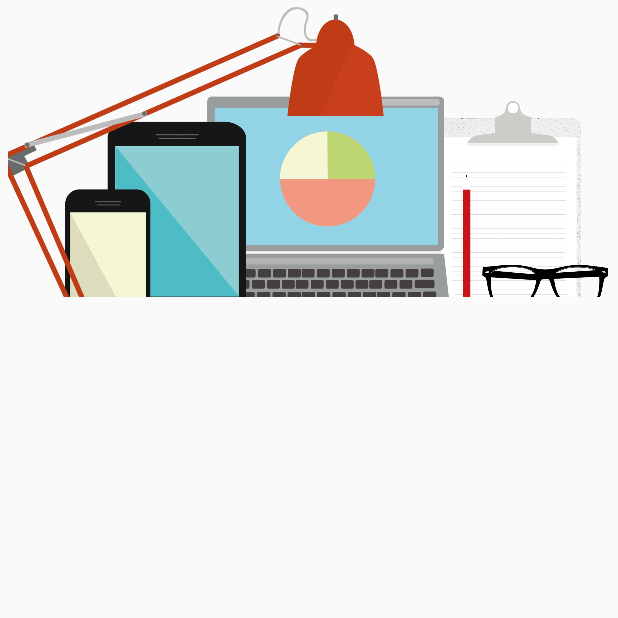
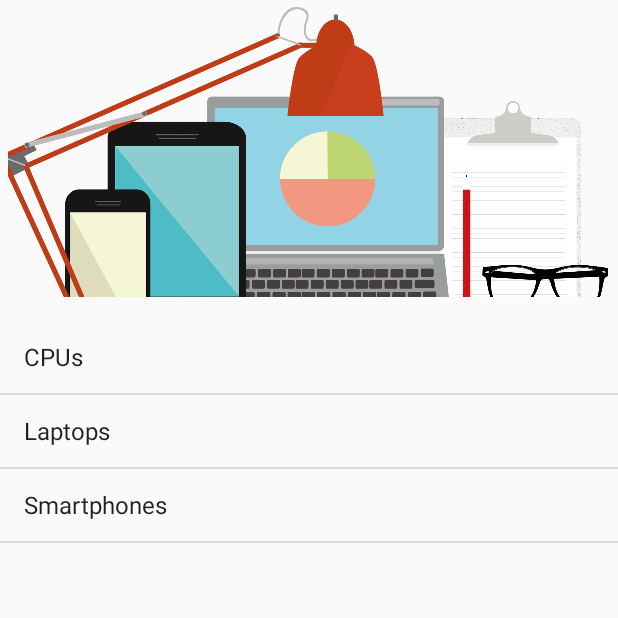
Before and after one commit to alebra42/gadget-list, an Android app: the screen it shows after launch (MainActivity), on a phone screen of 412 x 824 dp, the top half of it. Run offline under Robolectric (Android 15) with nearby library versions, the phone set to English and light mode, and no system bars; our stand-ins replace Picasso.

Commit message:
Added categories for main list

```diff
--- a/app/src/main/res/layout/activity_main.xml
+++ b/app/src/main/res/layout/activity_main.xml
@@ -29,6 +29,7 @@
         android:layout_width="0dp"
         android:layout_height="0dp"
         android:layout_marginTop="8dp"
+        android:entries="@array/gadget_categories"
         app:layout_constraintBottom_toBottomOf="parent"
         app:layout_constraintEnd_toEndOf="parent"
         app:layout_constraintStart_toStartOf="parent"
--- a/app/src/main/res/values/strings.xml
+++ b/app/src/main/res/values/strings.xml
@@ -1,4 +1,13 @@
 <resources>
     <string name="app_name">Gadget List</string>
     <string name="logo_description">Gadget list logo</string>
+    <string name="cpus">CPUs</string>
+    <string name="laptops">Laptops</string>
+    <string name="smartphones">Smartphones</string>
+
+    <string-array name="gadget_categories">
+        <item>@string/cpus</item>
+        <item>@string/laptops</item>
+        <item>@string/smartphones</item>
+    </string-array>
 </resources>
```
